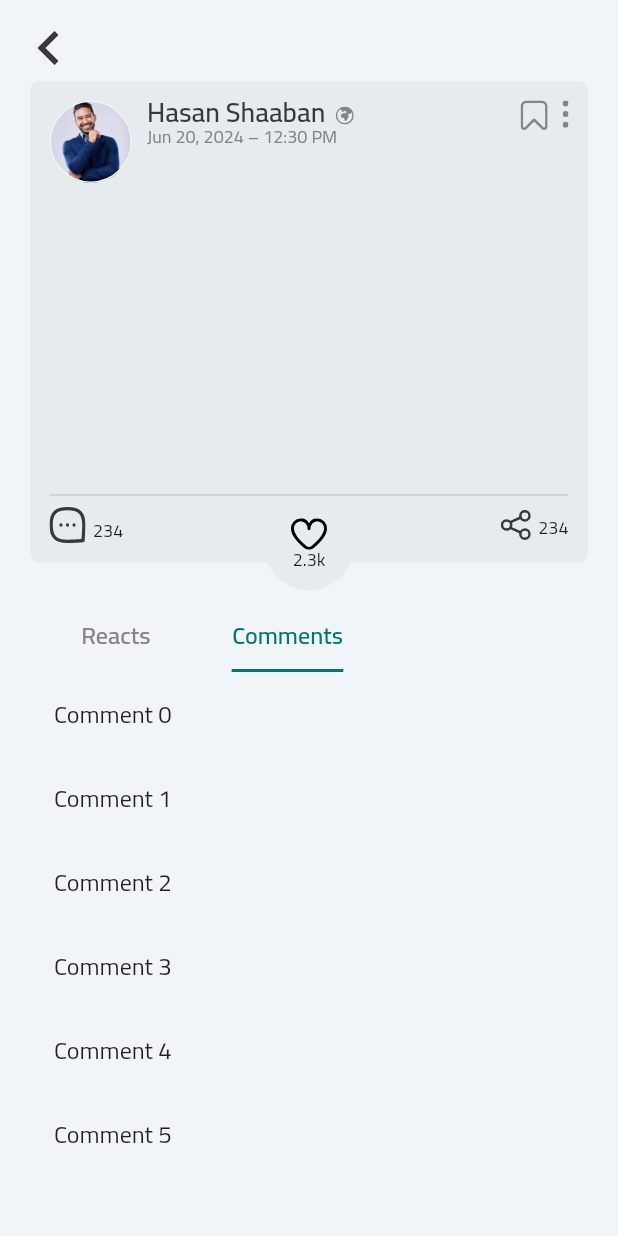
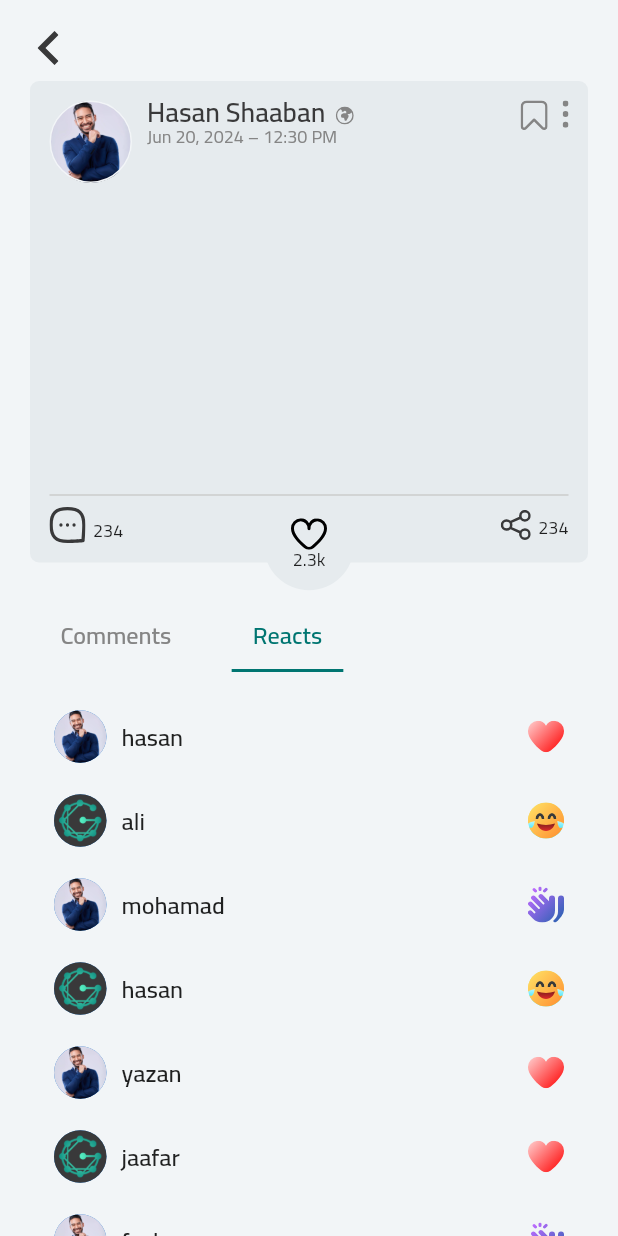
Before and after one commit to hasanShaaban/graph, a Flutter app: the PostDetailsView screen opened directly, tab 2 chosen, on a phone screen of 412 x 824 dp. Run offline on Flutter 3.47's test engine with Material 3 defaults, Android fonts, the phone set to English and light mode, and no system bars; our stand-ins replace bloc, dartz, dio, dots_indicator, flutter_bloc, flutter_datetime_picker_plus and 7 more; missing offline and left inert: comment_tree, easy_pdf_viewer; accounts and stored records are empty.

Commit message:
post details feature created

```diff
--- a/lib/core/functions/on_generate_route.dart
+++ b/lib/core/functions/on_generate_route.dart
@@ -4,7 +4,7 @@ import 'package:graph/features/followers&following/presentation/views/follow_vie
 import 'package:graph/features/groups/presentation/views/group_management_view.dart';
 import 'package:graph/features/groups/presentation/views/my_group_view.dart';
 import 'package:graph/features/main/presentation/views/main_page.dart';
-import 'package:graph/features/main/presentation/views/widgets/home/post_details_view.dart';
+import 'package:graph/features/post_details/presentation/view/post_details_view.dart';
 import 'package:graph/features/profile/presentation/views/edit_profile_view.dart';
 import 'package:graph/features/profile/presentation/views/profile_view.dart';
 import 'package:graph/features/profile/presentation/views/widgets/cvpdf.dart';
--- a/lib/core/utils/appAssets.dart
+++ b/lib/core/utils/appAssets.dart
@@ -174,6 +174,10 @@ class Assets {
   /// assets/icons/notifecation_bell.svg
   static const String iconsNotifecationBell = "assets/icons/notifecation_bell.svg";
 
+  /// Assets for iconsPaperPlane
+  /// assets/icons/paper-plane.svg
+  static const String iconsPaperPlane = "assets/icons/paper-plane.svg";
+
   /// Assets for iconsPassword
   /// assets/icons/password.svg
   static const String iconsPassword = "assets/icons/password.svg";
@@ -209,6 +213,10 @@ class Assets {
   /// Assets for iconsRemove
   /// assets/icons/remove.svg
   static const String iconsRemove = "assets/icons/remove.svg";
+
+  /// Assets for iconsReply
+  /// assets/icons/reply.svg
+  static const String iconsReply = "assets/icons/reply.svg";
 
   /// Assets for iconsSearch
   /// assets/icons/search.svg
--- a/lib/features/main/presentation/views/widgets/home/public_page.dart
+++ b/lib/features/main/presentation/views/widgets/home/public_page.dart
@@ -1,6 +1,6 @@
 import 'package:flutter/material.dart';
 import 'package:graph/core/widgets/posts/public_post.dart';
-import 'package:graph/features/main/presentation/views/widgets/home/post_details_view.dart';
+import 'package:graph/features/post_details/presentation/view/post_details_view.dart';
 import 'package:graph/generated/l10n.dart';
 
 class PublicPage extends StatelessWidget {
--- a/lib/features/main/presentation/views/widgets/home/post_details_view.dart
+++ b/lib/features/post_details/presentation/view/post_details_view.dart
@@ -1,8 +1,12 @@
+// ignore_for_file: deprecated_member_use
 import 'package:flutter/material.dart';
+import 'package:graph/core/utils/appAssets.dart';
 import 'package:graph/core/utils/app_text_style.dart';
 import 'package:graph/core/utils/constants.dart';
 import 'package:graph/core/widgets/custom_back_button.dart';
 import 'package:graph/core/widgets/posts/public_post.dart';
+import 'package:graph/features/post_details/presentation/view/widgets/comments_page.dart';
+import 'package:graph/features/post_details/presentation/view/widgets/reacts_page.dart';
 import 'package:graph/generated/l10n.dart';
 
 class PostDetailsView extends StatelessWidget {
@@ -18,25 +22,35 @@ class PostDetailsView extends StatelessWidget {
 class PostDetailsViewBody extends StatelessWidget {
   const PostDetailsViewBody({super.key});
 
+  static const Map reactsId = {
+    1: Assets.iconsReactLove,
+    2: Assets.iconsReactLaugh,
+    3: Assets.iconsReactClap,
+  };
+
   @override
   Widget build(BuildContext context) {
     var lang = S.of(context);
     double width = MediaQuery.of(context).size.width;
     double height = MediaQuery.of(context).size.height;
     return Padding(
-      padding: const EdgeInsets.all(20),
+      padding: const EdgeInsets.only(left: 20, right: 20),
       child: DefaultTabController(
         length: 2,
         child: NestedScrollView(
+          physics: BouncingScrollPhysics(),
           headerSliverBuilder:
               (context, innerBoxIsScrolled) => [
                 SliverToBoxAdapter(
                   child: Column(
                     crossAxisAlignment: CrossAxisAlignment.start,
                     children: [
-                      CustomBackButton(
-                        lang: lang,
-                        color: Constants2.darkPrimaryColor(context),
+                      Padding(
+                        padding: const EdgeInsets.only(top: 20),
+                        child: CustomBackButton(
+                          lang: lang,
+                          color: Constants2.darkPrimaryColor(context),
+                        ),
                       ),
                       SizedBox(height: 10),
                       PublicPost(lang: lang, width: width, height: height),
@@ -59,31 +73,22 @@ class PostDetailsViewBody extends StatelessWidget {
                             context,
                           ),
                           tabs: [
+                            Tab(text: lang.comments),
                             Tab(text: lang.reacts),
-                            Tab(text: lang.comments),
                           ],
                         ),
                       ),
+                      SizedBox(height: 15,)
                     ],
                   ),
                 ),
               ],
           body: TabBarView(
             children: [
+              // Comments Page
+              CommentsPage(lang: lang, width: width),
               // Reacts Page
-              ListView.builder(
-                padding: EdgeInsets.zero,
-                itemCount: 30,
-                itemBuilder:
-                    (context, index) => ListTile(title: Text("React $index")),
-              ),
-              // Comments Page
-              ListView.builder(
-                padding: EdgeInsets.zero,
-                itemCount: 30,
-                itemBuilder:
-                    (context, index) => ListTile(title: Text("Comment $index")),
-              ),
+              ReactsPage(reactsId: reactsId),
             ],
           ),
         ),
--- /dev/null
+++ b/lib/features/post_details/presentation/view/widgets/comment_root_and_children.dart
@@ -0,0 +1,111 @@
+import 'package:comment_tree/data/comment.dart';
+import 'package:comment_tree/widgets/comment_tree_widget.dart';
+import 'package:comment_tree/widgets/tree_theme_data.dart';
+import 'package:flutter/material.dart';
+import 'package:graph/core/utils/constants.dart';
+import 'package:graph/features/post_details/presentation/view/widgets/comment_content.dart';
+import 'package:graph/generated/l10n.dart';
+
+class CommentRootAndChildrens extends StatelessWidget {
+  const CommentRootAndChildrens({
+    super.key,
+    required this.lang, required this.index,
+  });
+
+  final S lang;
+  final int index;
+
+  @override
+  Widget build(BuildContext context) {
+    return CommentTreeWidget<Comment, Comment>(
+      Comment(
+        avatar: '${comments['comments'][index]['image']}',
+        userName:
+            '${comments['comments'][index]['userName']}',
+        content: '${comments['comments'][index]['content']}',
+      ),
+      List.generate(
+        comments['comments'][index]['replies'].length,
+        (replyIndex) => Comment(
+          avatar:
+              '${comments['comments'][index]['replies'][replyIndex]['image']}',
+          userName:
+              '${comments['comments'][index]['replies'][replyIndex]['userName']}',
+          content:
+              '${comments['comments'][index]['replies'][replyIndex]['content']}',
+        ),
+      ),
+      treeThemeData: TreeThemeData(
+        lineColor: Constants2.dividerColor(context),
+        lineWidth: 1,
+      ),
+      avatarRoot:
+          (context, data) => PreferredSize(
+            preferredSize: Size.fromRadius(35 / 2),
+            child: CircleAvatar(
+              radius: 35 / 2,
+              backgroundColor: Colors.grey,
+              backgroundImage: AssetImage('${data.avatar}'),
+            ),
+          ),
+      avatarChild:
+          (context, data) => PreferredSize(
+            preferredSize: Size.fromRadius(15),
+            child: CircleAvatar(
+              radius: 15,
+              backgroundColor: Colors.grey,
+              backgroundImage: AssetImage('${data.avatar}'),
+            ),
+          ),
+      contentChild: (context, data) {
+        return CommentContent(lang: lang, data: data);
+      },
+      contentRoot: (context, data) {
+        return CommentContent(lang: lang, data: data);
+      },
+    );
+  }
+}
+
+// comments examples
+
+Map<String, dynamic> comments = {
+  'comments': [
+    {
+      'id': 1,
+      'userName': 'Hasan Shaaban',
+      'image': 'assets/images/profile_image.jpg',
+      'content':
+          'Absolutely agree! Hot reload has saved me HOURS during debugging 😩🔥',
+      'replies': [
+      ]
+    },
+    {
+      'id': 2,
+      'userName': 'Hasan Shaaban',
+      'image': 'assets/images/graph_logo.png',
+      'content':
+          'I’ve been using it for UI-heavy apps and it’s insane how fast you can build prototypes 😍',
+      'replies': [
+        {
+          'id': 3,
+          'userName': 'Hasan Shaaban',
+          'image': 'assets/images/profile_image.jpg',
+          'content':
+              'Absolutely agree! Hot reload has saved me HOURS during debugging',
+          'replies': [
+          ]
+        },
+      ],
+    },
+    {
+      'id': 4,
+      'userName': 'Hasan Shaaban',
+      'image': 'assets/images/profile_image.jpg',
+      'content':
+          'Absolutely agree! Hot reload has saved me HOURS during debugging 😩🔥',
+      'replies': [
+      ]
+    },
+  ],
+};
--- /dev/null
+++ b/lib/features/post_details/presentation/view/widgets/reacts_page.dart
@@ -0,0 +1,106 @@
+import 'package:flutter/material.dart';
+import 'package:flutter_svg/svg.dart';
+import 'package:graph/core/utils/app_text_style.dart';
+
+class ReactsPage extends StatelessWidget {
+  const ReactsPage({
+    super.key,
+    required this.reactsId,
+  });
+
+  final Map reactsId;
+
+  @override
+  Widget build(BuildContext context) {
+    return ListView.builder(
+      physics: BouncingScrollPhysics(),
+      padding: EdgeInsets.zero,
+      itemCount: reacts['reacts'].length,
+      itemBuilder:
+          (context, index) => ListTile(
+            horizontalTitleGap: 5,
+            leading: CircleAvatar(
+              radius: 35 / 2,
+              backgroundImage: AssetImage(
+                reacts['reacts'][index]['image'],
+              ),
+            ),
+            title: Text(
+              reacts['reacts'][index]['userName'],
+              style: AppTextStyle.cairoSemiBold16,
+            ),
+            trailing: SvgPicture.asset(
+              reactsId[reacts['reacts'][index]['reactID']],
+            ),
+          ),
+    );
+  }
+}
+
+
+
+
+Map<String, dynamic> reacts = {
+  'reacts': [
+    {
+      'id': 1,
+      'userName': 'hasan',
+      'image': 'assets/images/profile_image.jpg',
+      'reactID': 1,
+    },
+    {
+      'id': 1,
+      'userName': 'ali',
+      'image': 'assets/images/graph_logo.png',
+      'reactID': 2,
+    },
+    {
+      'id': 1,
+      'userName': 'mohamad',
+      'image': 'assets/images/profile_image.jpg',
+      'reactID': 3,
+    },
+    {
+      'id': 1,
+      'userName': 'hasan',
+      'image': 'assets/images/graph_logo.png',
+      'reactID': 2,
+    },
+    {
+      'id': 1,
+      'userName': 'yazan',
+      'image': 'assets/images/profile_image.jpg',
+      'reactID': 1,
+    },
+    {
+      'id': 1,
+      'userName': 'jaafar',
+      'image': 'assets/images/graph_logo.png',
+      'reactID': 1,
+    },
+    {
+      'id': 1,
+      'userName': 'fuck',
+      'image': 'assets/images/profile_image.jpg',
+      'reactID': 3,
+    },
+    {
+      'id': 1,
+      'userName': 'you',
+      'image': 'assets/images/graph_logo.png',
+      'reactID': 3,
+    },
+    {
+      'id': 1,
+      'userName': 'hasan',
+      'image': 'assets/images/profile_image.jpg',
+      'reactID': 3,
+    },
+    {
+      'id': 1,
+      'userName': 'hasan',
+      'image': 'assets/images/graph_logo.png',
+      'reactID': 3,
+    },
+  ],
+};
--- a/lib/l10n/intl_ar.arb
+++ b/lib/l10n/intl_ar.arb
@@ -103,5 +103,7 @@
   "selectYourSpacialization": " اختر اختصاصك",
   "pleaseEnterBirthDate": "الرجاء اختيار تاريخ الميلاد",
   "comments" : "التعليقات",
-  "reacts" : "التفاعلات"
+  "reacts" : "التفاعلات",
+  "reply":"الردود",
+  "addComment":"أضف تعليق"
 }
--- a/lib/l10n/intl_en.arb
+++ b/lib/l10n/intl_en.arb
@@ -103,5 +103,7 @@
   "selectYourSpacialization": "Select your specialization",
   "pleaseEnterBirthDate": "please enter birth date",
   "comments" : "Comments",
-  "reacts" : "Reacts"
+  "reacts" : "Reacts",
+  "reply":"Reply",
+  "addComment":"Add comment"
 }
--- a/pubspec.yaml
+++ b/pubspec.yaml
@@ -29,6 +29,7 @@ environment:
 # versions available, run `flutter pub outdated`.
 dependencies:
   cached_network_image: ^3.4.1
+  comment_tree: ^0.3.0
   cupertino_icons: ^1.0.8
   dartz: ^0.10.1
   dio: ^5.8.0+1
```
Also changed, not shown: lib/features/post_details/presentation/view/widgets/bottom_comment_textfield.dart (added, +101 -0 lines), lib/features/post_details/presentation/view/widgets/comment_content.dart (added, +106 -0 lines), lib/features/post_details/presentation/view/widgets/comments_page.dart (added, +37 -0 lines), lib/features/profile/presentation/views/widgets/profile_view_body.dart (+7 -1 lines), assets/icons/paper-plane.svg (added), assets/icons/reply.svg (added), lib/core/widgets/posts/public_post.dart (line endings or trailing spaces), lib/generated/intl/messages_ar.dart, lib/generated/intl/messages_en.dart, lib/generated/l10n.dart, pubspec.lock.
